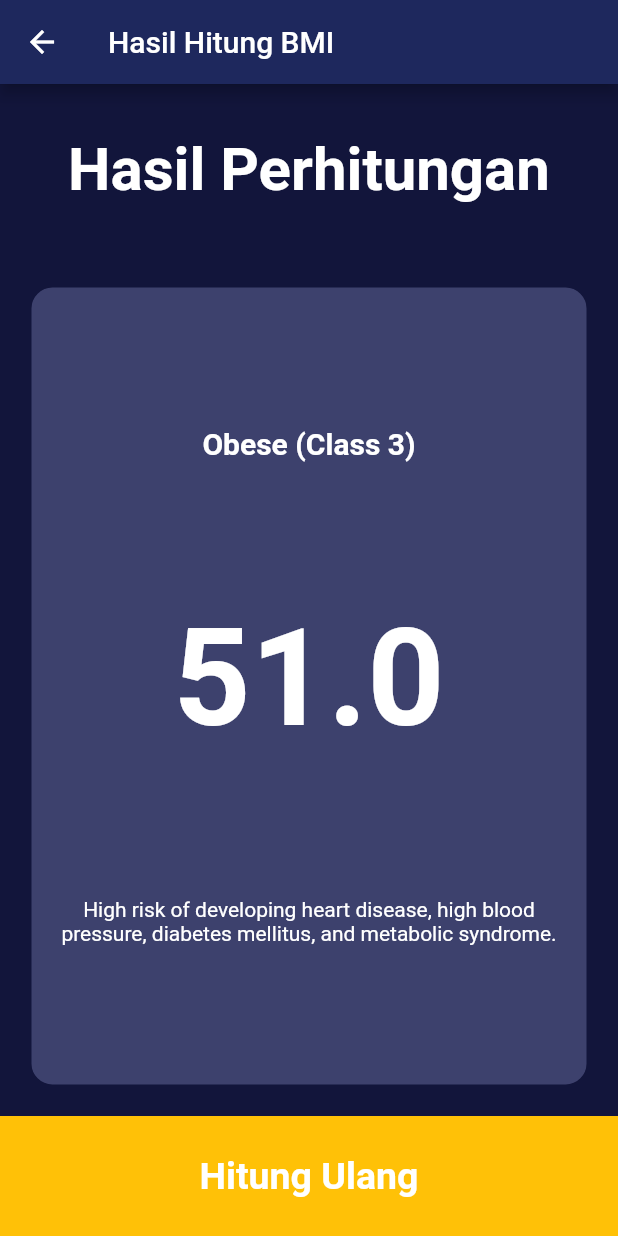
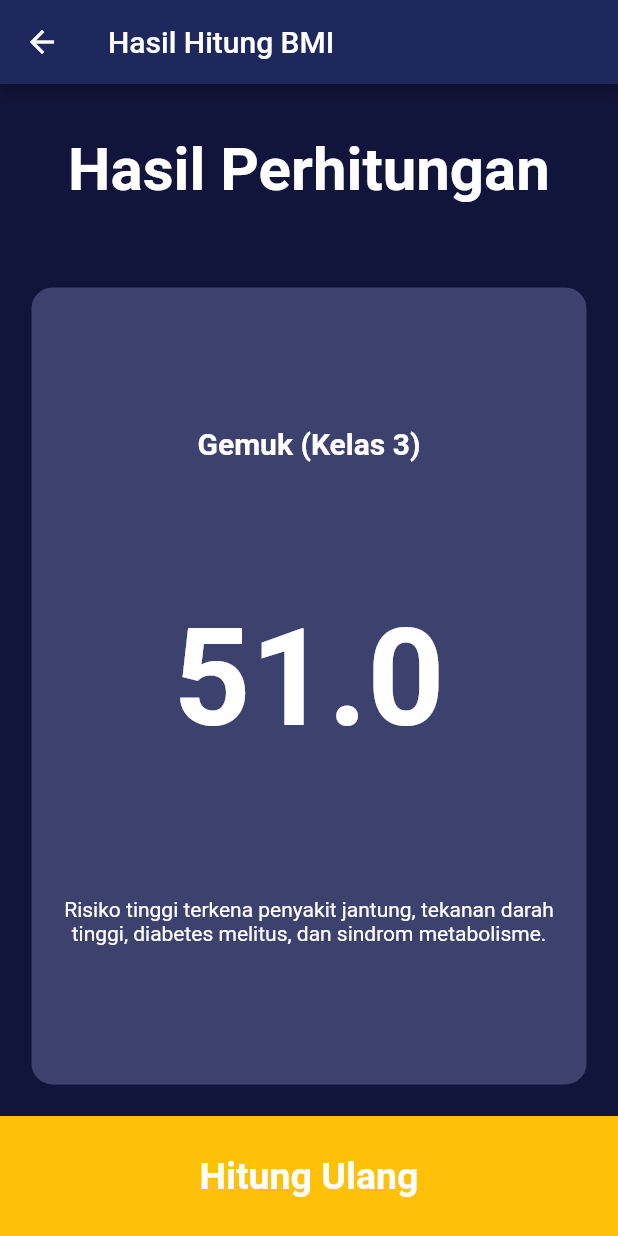
Before and after one commit to tobimaulana/BMI_FlutterProject, a Flutter app: the screen it shows after launch, after a tap on "Hitung BMI", on a phone screen of 412 x 824 dp. Run offline on Flutter 3.47's test engine with Material 2 defaults, Android fonts, the phone set to English and light mode, and no system bars.

Commit message:
Localization language (EN to ID)

```diff
--- a/lib/constants/constant.dart
+++ b/lib/constants/constant.dart
@@ -19,11 +19,11 @@ TextStyle numberTextStyle = const TextStyle(
 );
 
 // Buat variabel konstan u/ pengkategorian hasil BMI agar tidak typo komparasi
-const String underweightSevere = "Underweight (Severe Thinness)";
-const String underweightModerate = "Underweight (Moderate Thinness)";
-const String underweightMild = "Underweight (Mild Thinness)";
+const String underweightSevere = "Terlalu Kurus";
+const String underweightModerate = "Kurus";
+const String underweightMild = "Tidak Terlalu Kurus";
 const String normal = "Normal";
-const String overweight = "Overweight";
-const String obese1 = "Obese (Class 1)";
-const String obese2 = "Obese (Class 2)";
-const String obese3 = "Obese (Class 3)";
+const String overweight = "Kelebihan Berat Badan";
+const String obese1 = "Gemuk (Kelas 1)";
+const String obese2 = "Gemuk (Kelas 2)";
+const String obese3 = "Gemuk (Kelas 3)";
--- a/lib/helpers/bmi_calculator.dart
+++ b/lib/helpers/bmi_calculator.dart
@@ -69,18 +69,18 @@ class BmiCalculator {
       case underweightSevere :
       case underweightModerate :
       case underweightMild :
-        desc = "Possible nutritional deficiency and osteoporosis.";
+        desc = "Kemungkinan kekurangan nutrisi dan osteoporosis.";
         break;
       case normal :
-        desc = "Low risk (healthy range).";
+        desc = "Resiko rendah (kisaran sehat).";
         break;
       case overweight :
-        desc = "Moderate risk of developing heart disease, high blood pressure, stroke, diabetes mellitus.";
+        desc = "Risiko sedang terkena penyakit jantung, tekanan darah tinggi, stroke, diabetes melitus.";
         break;
       case obese1 :
       case obese2 :
       case obese3 :
-        desc = "High risk of developing heart disease, high blood pressure, diabetes mellitus, and metabolic syndrome.";
+        desc = "Risiko tinggi terkena penyakit jantung, tekanan darah tinggi, diabetes melitus, dan sindrom metabolisme.";
         break;
       default :
     }
```
